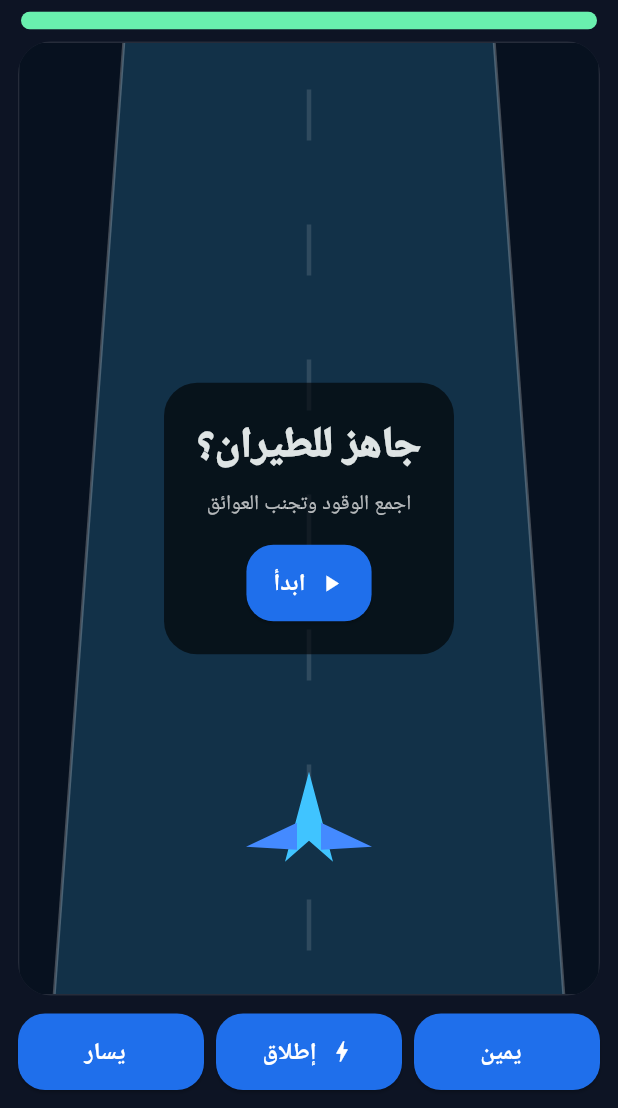
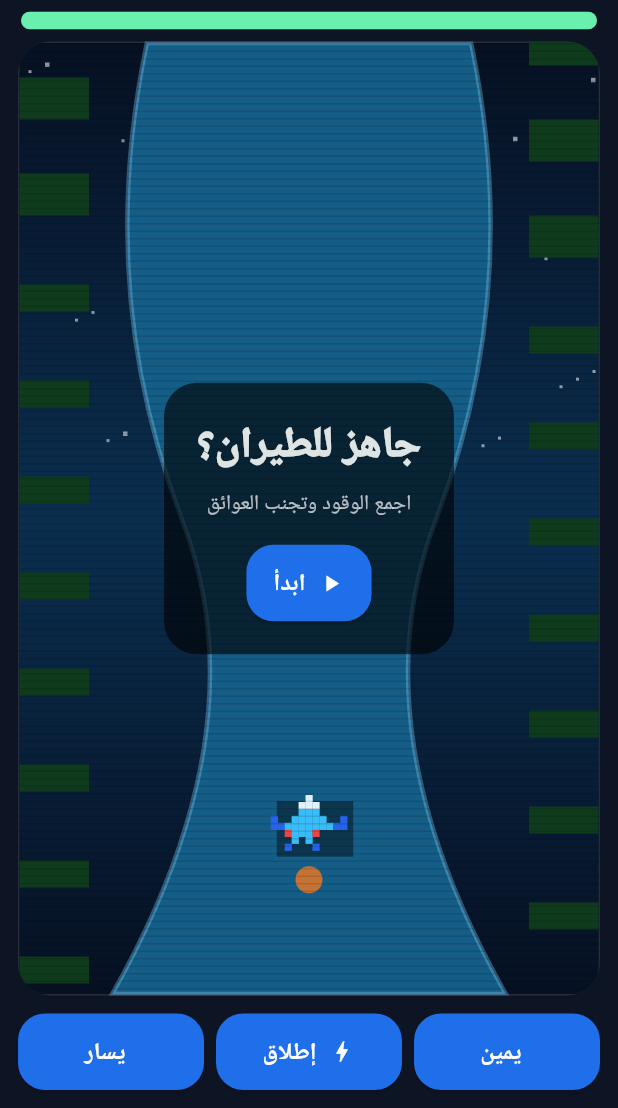
Before and after one commit to aljwaal1/carsgame, a Flutter app: the screen it shows after launch, after a tap on the "volume up" icon, after a tap on "✈️", on a phone screen of 412 x 824 dp, the part 128-1236 px from its top. Run offline on Flutter 3.47's test engine with Material 3 defaults, Android fonts, the phone set to English and light mode, and no system bars; our stand-ins replace audioplayers, shared_preferences; Roboto replaces fonts that are missing (Arial).

Commit message:
Improve fuel plane retro pixel graphics

```diff
--- a/lib/games/fuel_plane/fuel_plane_painter.dart
+++ b/lib/games/fuel_plane/fuel_plane_painter.dart
@@ -1,8 +1,11 @@
+import 'dart:math' as math;
 import 'package:flutter/material.dart';
+import '../../core/graphics/retro_pixels.dart';
 import 'fuel_plane_models.dart';
 
 class FuelPlanePainter extends CustomPainter {
   FuelPlanePainter({required this.planeX, required this.objects, required this.bullets, required this.level});
+
   final double planeX;
   final List<PlaneObject> objects;
   final List<PlaneBullet> bullets;
@@ -12,70 +15,73 @@ class FuelPlanePainter extends CustomPainter {
   void paint(Canvas canvas, Size size) {
     final w = size.width;
     final h = size.height;
-    final sky = Paint()..color = const Color(0xff07111f);
-    canvas.drawRect(Offset.zero & size, sky);
+    final bg = Offset.zero & size;
+    canvas.drawRect(bg, Paint()..shader = const LinearGradient(
+      begin: Alignment.topCenter,
+      end: Alignment.bottomCenter,
+      colors: [Color(0xff061022), Color(0xff0a2e4f), Color(0xff061022)],
+    ).createShader(bg));
 
-    final road = Path()
-      ..moveTo(w * 0.18, 0)
-      ..lineTo(w * 0.82, 0)
-      ..lineTo(w * 0.94, h)
-      ..lineTo(w * 0.06, h)
+    final star = Paint()..color = Colors.white.withOpacity(.55);
+    for (var i = 0; i < 48; i++) {
+      final x = ((i * 73 + level * 17) % w).toDouble();
+      final y = ((i * 41 + level * 13) % (h * .45)).toDouble();
+      canvas.drawRect(Rect.fromLTWH(x, y, i % 6 == 0 ? 3 : 2, i % 6 == 0 ? 3 : 2), star);
+    }
+
+    final river = Path()
+      ..moveTo(w * .22, 0)
+      ..quadraticBezierTo(w * .13, h * .26, w * .28, h * .50)
+      ..quadraticBezierTo(w * .42, h * .72, w * .16, h)
+      ..lineTo(w * .84, h)
+      ..quadraticBezierTo(w * .58, h * .72, w * .72, h * .50)
+      ..quadraticBezierTo(w * .87, h * .26, w * .78, 0)
       ..close();
-    canvas.drawPath(road, Paint()..color = const Color(0xff123148));
-    final edge = Paint()..color = Colors.white24..strokeWidth = 2;
-    canvas.drawLine(Offset(w * 0.18, 0), Offset(w * 0.06, h), edge);
-    canvas.drawLine(Offset(w * 0.82, 0), Offset(w * 0.94, h), edge);
+    canvas.drawPath(river, Paint()..color = const Color(0xff145d87));
+    canvas.drawPath(river, Paint()..style = PaintingStyle.stroke..strokeWidth = 3..color = const Color(0xff7dd3fc).withOpacity(.35));
 
-    final marker = Paint()..color = Colors.white12..strokeWidth = 3;
-    for (int i = 0; i < 8; i++) {
-      final y = ((i * 90 + level * 11) % (h + 100)).toDouble() - 70;
-      canvas.drawLine(Offset(w * 0.50, y), Offset(w * 0.50, y + 34), marker);
+    final bank = Paint()..color = const Color(0xff0f3b1d);
+    for (var i = 0; i < 14; i++) {
+      final y = ((i * 64 + level * 9) % (h + 80)).toDouble() - 40;
+      canvas.drawRect(Rect.fromLTWH(0, y, w * .12, 18), bank);
+      canvas.drawRect(Rect.fromLTWH(w * .88, y + 28, w * .12, 18), bank);
     }
 
     for (final b in bullets) {
-      canvas.drawCircle(Offset(b.x * w, b.y * h), 5, Paint()..color = Colors.yellowAccent);
+      canvas.drawCircle(Offset(b.x * w, b.y * h), 5, Paint()..color = const Color(0xfffff176));
+      canvas.drawCircle(Offset(b.x * w, b.y * h), 11, Paint()..color = const Color(0xfffff176).withOpacity(.16));
     }
 
     for (final o in objects) {
-      final center = Offset(o.x * w, o.y * h);
-      final s = o.size * w;
+      final c = Offset(o.x * w, o.y * h);
+      final p = math.max(2.2, o.size * w / 9);
       if (o.type == PlaneObjectType.fuel) {
-        canvas.drawRRect(RRect.fromRectAndRadius(Rect.fromCenter(center: center, width: s, height: s * 1.25), const Radius.circular(7)), Paint()..color = Colors.greenAccent);
-        canvas.drawRect(Rect.fromCenter(center: center.translate(0, -s * 0.7), width: s * 0.45, height: 5), Paint()..color = Colors.white70);
+        RetroPixels.draw(canvas, c, p, const [
+          '..GG..','..YY..','.YYYY.','.YRR.','.YRR.','.YYYY.','..GG..'
+        ], {'G': const Color(0xff22c55e), 'Y': const Color(0xffffd166), 'R': const Color(0xffef4444)}, shadow: 3);
       } else if (o.type == PlaneObjectType.enemy) {
-        final p = Paint()..color = Colors.orangeAccent;
-        final enemy = Path()
-          ..moveTo(center.dx, center.dy + s * 0.55)
-          ..lineTo(center.dx - s * 0.6, center.dy - s * 0.2)
-          ..lineTo(center.dx, center.dy)
-          ..lineTo(center.dx + s * 0.6, center.dy - s * 0.2)
-          ..close();
-        canvas.drawPath(enemy, p);
+        RetroPixels.draw(canvas, c, p, const [
+          '...R...','..RRR..','.RBRBR.','RRBBB R','..BBB..','.B...B.'
+        ], {'R': const Color(0xffef4444), 'B': const Color(0xff374151)}, shadow: 3);
       } else {
-        canvas.drawCircle(center, s * 0.55, Paint()..color = Colors.redAccent);
-        canvas.drawCircle(center.translate(-s * 0.16, -s * 0.16), s * 0.18, Paint()..color = Colors.black26);
+        RetroPixels.draw(canvas, c, p, const [
+          '..SS..','.SSSS.','SSSSSS','SDSDSS','.SSSS.','..SS..'
+        ], {'S': const Color(0xff94a3b8), 'D': const Color(0xff334155)}, shadow: 3);
       }
     }
 
-    final px = planeX * w;
-    final py = h * 0.82;
-    final body = Paint()..color = Colors.lightBlueAccent;
-    final wings = Paint()..color = Colors.blueAccent;
-    final plane = Path()
-      ..moveTo(px, py - 34)
-      ..lineTo(px - 16, py + 26)
-      ..lineTo(px, py + 12)
-      ..lineTo(px + 16, py + 26)
-      ..close();
-    canvas.drawPath(plane, body);
-    final wingPath = Path()
-      ..moveTo(px - 8, py)
-      ..lineTo(px - 42, py + 16)
-      ..lineTo(px - 8, py + 18)
-      ..moveTo(px + 8, py)
-      ..lineTo(px + 42, py + 16)
-      ..lineTo(px + 8, py + 18);
-    canvas.drawPath(wingPath, wings);
+    final pc = Offset(planeX * w, h * .82);
+    RetroPixels.draw(canvas, pc, math.max(3, w * .012), const [
+      '.....C.....','....CCC....','....YYY....','B..YYYYY..B','BBYYYYYYYBB','..RYYYR..','...Y.Y...','..B...B..'
+    ], {'C': const Color(0xffe0f2fe), 'Y': const Color(0xff38bdf8), 'B': const Color(0xff2563eb), 'R': const Color(0xffef4444)}, shadow: 4);
+
+    final flame = Paint()..color = const Color(0xffff7a18).withOpacity(.75);
+    canvas.drawCircle(Offset(pc.dx, pc.dy + 38), 8 + (level % 3).toDouble(), flame);
+
+    final scan = Paint()..color = Colors.black.withOpacity(.12);
+    for (double y = 0; y < h; y += 5) {
+      canvas.drawRect(Rect.fromLTWH(0, y, w, 1), scan);
+    }
   }
 
   @override
```
